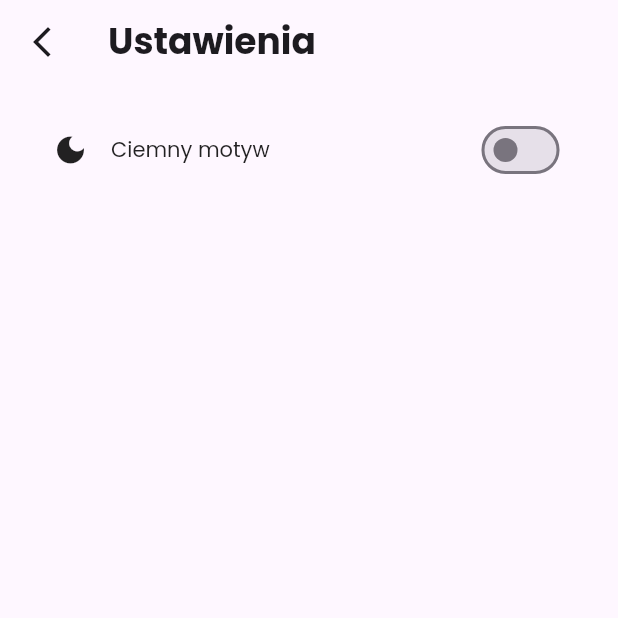
After one commit to l-borkowski/fast_note, a Flutter app: the screen it shows after launch, after a tap on the "settings" icon, on a phone screen of 412 x 824 dp, the top half of it. The commit adds this screen. Run offline on Flutter 3.47's test engine with Material 2 defaults, Android fonts, the phone set to English and light mode, and no system bars; our stand-ins replace bloc, flutter_bloc, google_fonts; generated files the repository leaves out were written again.

Commit message:
feat: add settings page

```diff
--- a/lib/main/view/main_page.dart
+++ b/lib/main/view/main_page.dart
@@ -9,6 +9,7 @@ import 'package:flutter/material.dart';
 import 'package:flutter_bloc/flutter_bloc.dart';
 import 'package:my_app/l10n/l10n.dart';
 import 'package:my_app/main/main.dart';
+import 'package:my_app/settings/view/settings_page.dart';
 
 class MainPage extends StatelessWidget {
   const MainPage({super.key});
@@ -30,10 +31,26 @@ class MainView extends StatelessWidget {
     final l10n = context.l10n;
     return Scaffold(
       appBar: AppBar(
-        leading: const Icon(Icons.settings),
-        actions: const [
-          Icon(Icons.account_circle_outlined),
-          SizedBox(width: 20),
+        leading: GestureDetector(
+          onTap: () => Navigator.of(context).push(
+            SettingsPage.route(),
+          ),
+          child: const ColoredBox(
+            color: Colors.transparent,
+            child: Icon(Icons.settings),
+          ),
+        ),
+        actions: [
+          GestureDetector(
+            onTap: () => Navigator.of(context).push(
+              SettingsPage.route(),
+            ),
+            child: const ColoredBox(
+              color: Colors.transparent,
+              child: Icon(Icons.account_circle_outlined),
+            ),
+          ),
+          const SizedBox(width: 20),
         ],
         title: const Center(
           child: Text(
--- /dev/null
+++ b/lib/settings/cubit/settings_cubit.dart
@@ -0,0 +1,12 @@
+import 'package:bloc/bloc.dart';
+
+part 'settings_state.dart';
+
+class SettingsCubit extends Cubit<SettingsState> {
+  SettingsCubit() : super(SettingsState.initial());
+
+  // ignore: avoid_positional_boolean_parameters
+  void changeTheme(bool darkMode) {
+    emit(state.copyWith(darkMode: darkMode));
+  }
+}
--- /dev/null
+++ b/lib/settings/cubit/settings_state.dart
@@ -0,0 +1,22 @@
+// ignore_for_file: public_member_api_docs, sort_constructors_first
+part of 'settings_cubit.dart';
+
+class SettingsState {
+  const SettingsState({
+    required this.darkMode,
+  });
+
+  final bool darkMode;
+
+  factory SettingsState.initial() => const SettingsState(
+        darkMode: false,
+      );
+
+  SettingsState copyWith({
+    bool? darkMode,
+  }) {
+    return SettingsState(
+      darkMode: darkMode ?? this.darkMode,
+    );
+  }
+}
--- /dev/null
+++ b/lib/settings/settings.dart
@@ -0,0 +1,2 @@
+export 'cubit/settings_cubit.dart';
+export 'view/settings_page.dart';
--- /dev/null
+++ b/lib/settings/view/settings_page.dart
@@ -0,0 +1,69 @@
+import 'package:flutter/cupertino.dart';
+import 'package:flutter/material.dart';
+import 'package:flutter_bloc/flutter_bloc.dart';
+import 'package:my_app/l10n/l10n.dart';
+import 'package:my_app/settings/cubit/settings_cubit.dart';
+
+class SettingsPage extends StatelessWidget {
+  const SettingsPage({super.key});
+
+  static Route<SettingsPage> route() {
+    return MaterialPageRoute(
+      builder: (context) => const SettingsPage(),
+    );
+  }
+
+  @override
+  Widget build(BuildContext context) {
+    return BlocProvider(
+      create: (_) => SettingsCubit(),
+      child: const SettingsView(),
+    );
+  }
+}
+
+class SettingsView extends StatelessWidget {
+  const SettingsView({super.key});
+
+  @override
+  Widget build(BuildContext context) {
+    final l10n = context.l10n;
+    final settingsCubit = context.read<SettingsCubit>();
+    final settingsState = context.watch<SettingsCubit>().state;
+
+    return Scaffold(
+        appBar: AppBar(
+          leading: GestureDetector(
+            onTap: () => Navigator.of(context).pop(),
+            child: const Icon(Icons.arrow_back_ios_new),
+          ),
+          title: const Text(
+            'Ustawienia',
+            style: TextStyle(
+              fontWeight: FontWeight.w700,
+              fontSize: 24,
+            ),
+          ),
+        ),
+        body: Padding(
+          padding: const EdgeInsets.symmetric(horizontal: 35),
+          child: Column(
+            children: [
+              const SizedBox(height: 20),
+              Row(
+                children: [
+                  const Icon(Icons.dark_mode),
+                  const SizedBox(width: 15),
+                  const Text('Ciemny motyw'),
+                  const Spacer(),
+                  Switch(
+                    value: settingsState.darkMode,
+                    onChanged: settingsCubit.changeTheme,
+                  ),
+                ],
+              )
+            ],
+          ),
+        ));
+  }
+}
```
